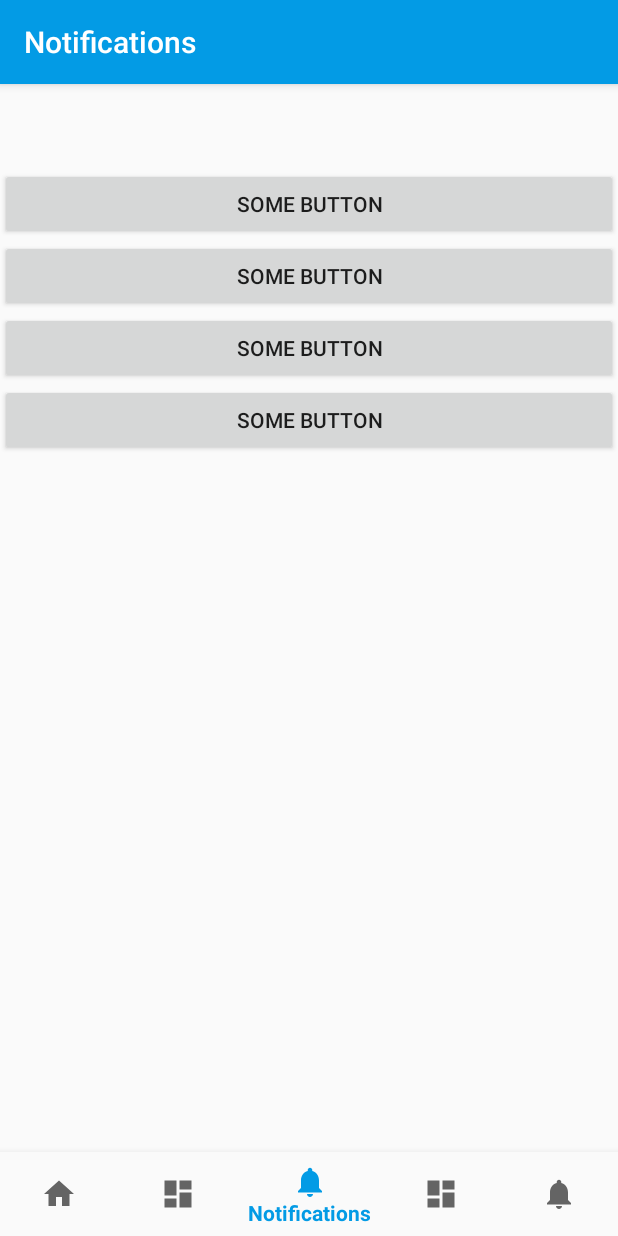
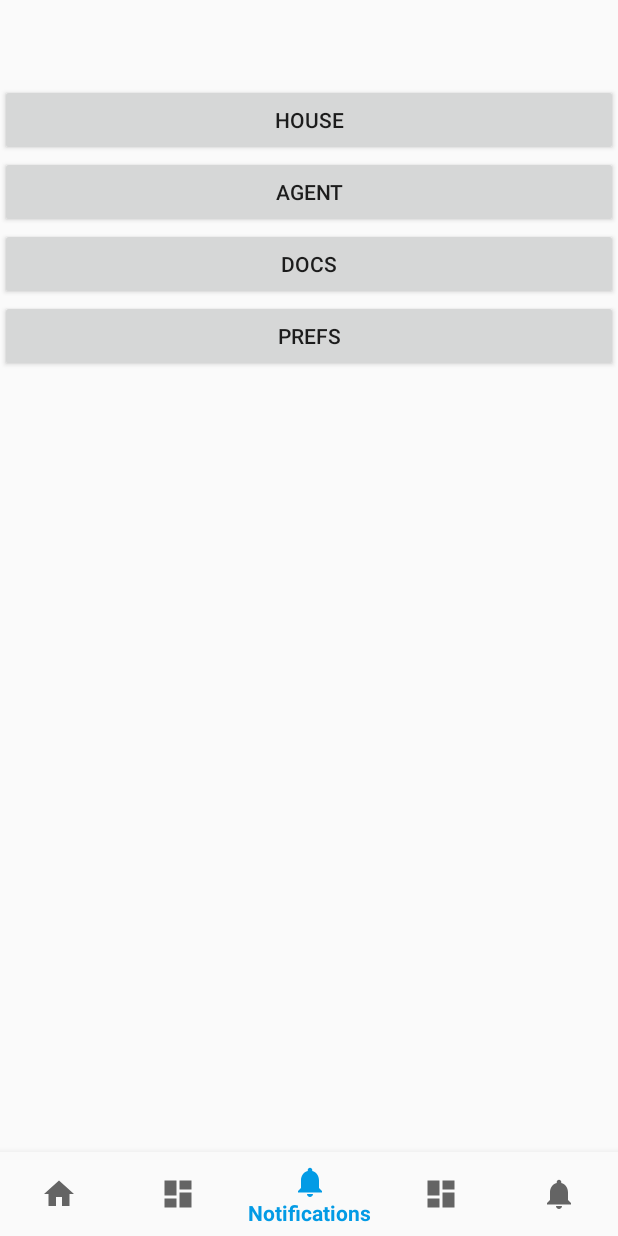
Before and after one commit to kochsj/Android_Realty, an Android app: the ProfileFragment screen opened through its navigation route, on a phone screen of 412 x 824 dp. Run offline under Robolectric (Android 15) with nearby library versions, the phone set to English and light mode, and no system bars; our stand-ins replace Firebase (no records; nobody signed in at launch, a user with empty details on screens opened directly), navigation-ui; plain views replace BottomNavigationViewEx.

Commit message:
remove action bar - pain in the ass

```diff
--- a/app/src/main/java/com/kochsj/realrealty/activities/EmailPasswordActivity.java
+++ b/app/src/main/java/com/kochsj/realrealty/activities/EmailPasswordActivity.java
@@ -48,7 +48,7 @@ public class EmailPasswordActivity extends BaseActivity implements View.OnClickL
                 R.id.navigation_home, R.id.navigation_favorites, R.id.navigation_profile, R.id.navigation_chat, R.id.navigation_more)
                 .build();
         NavController navController = Navigation.findNavController(this, R.id.nav_host_fragment);
-        NavigationUI.setupActionBarWithNavController(this, navController, appBarConfiguration);
+//        NavigationUI.setupActionBarWithNavController(this, navController, appBarConfiguration);
         NavigationUI.setupWithNavController(navView, navController);
     }
 
--- a/app/src/main/java/com/kochsj/realrealty/ui/profile/agent/AgentViewModel.java
+++ b/app/src/main/java/com/kochsj/realrealty/ui/profile/agent/AgentViewModel.java
@@ -9,7 +9,7 @@ public class AgentViewModel extends ViewModel {
 
     public AgentViewModel() {
         mText = new MutableLiveData<>();
-        mText.setValue("This is profile fragment");
+        mText.setValue("This is the Agent fragment");
     }
 
     public LiveData<String> getText() {
--- a/app/src/main/java/com/kochsj/realrealty/ui/profile/documents/DocumentsViewModel.java
+++ b/app/src/main/java/com/kochsj/realrealty/ui/profile/documents/DocumentsViewModel.java
@@ -9,7 +9,7 @@ public class DocumentsViewModel extends ViewModel {
 
     public DocumentsViewModel() {
         mText = new MutableLiveData<>();
-        mText.setValue("This is profile fragment");
+        mText.setValue("This is the Documents fragment");
     }
 
     public LiveData<String> getText() {
--- a/app/src/main/java/com/kochsj/realrealty/ui/profile/house/MyHouseViewModel.java
+++ b/app/src/main/java/com/kochsj/realrealty/ui/profile/house/MyHouseViewModel.java
@@ -9,7 +9,7 @@ public class MyHouseViewModel extends ViewModel {
 
     public MyHouseViewModel() {
         mText = new MutableLiveData<>();
-        mText.setValue("This is profile fragment");
+        mText.setValue("This is where you see info for your house");
     }
 
     public LiveData<String> getText() {
--- a/app/src/main/res/layout/activity_main.xml
+++ b/app/src/main/res/layout/activity_main.xml
@@ -4,7 +4,8 @@
     android:id="@+id/container"
     android:layout_width="match_parent"
     android:layout_height="match_parent"
-    android:paddingTop="?attr/actionBarSize">
+    android:paddingTop="?attr/actionBarSize"
+    android:theme="@style/AppTheme">
 
     <com.google.android.material.bottomnavigation.BottomNavigationView
         android:id="@+id/nav_view"
--- a/app/src/main/res/layout/fragment_profile.xml
+++ b/app/src/main/res/layout/fragment_profile.xml
@@ -30,22 +30,22 @@
             android:id="@+id/profile_house_button"
             android:layout_width="match_parent"
             android:layout_height="wrap_content"
-            android:text="some button" />
+            android:text="House" />
         <Button
             android:id="@+id/profile_agent_button"
             android:layout_width="match_parent"
             android:layout_height="wrap_content"
-            android:text="some button" />
+            android:text="Agent" />
         <Button
             android:id="@+id/profile_documents_button"
             android:layout_width="match_parent"
             android:layout_height="wrap_content"
-            android:text="some button" />
+            android:text="Docs" />
         <Button
             android:id="@+id/profile_preferences_button"
             android:layout_width="match_parent"
             android:layout_height="wrap_content"
-            android:text="some button" />
+            android:text="prefs" />
 
     </LinearLayout>
 
--- a/app/src/main/res/layout/fragment_profile_house.xml
+++ b/app/src/main/res/layout/fragment_profile_house.xml
@@ -19,4 +19,5 @@
         app:layout_constraintEnd_toEndOf="parent"
         app:layout_constraintStart_toStartOf="parent"
         app:layout_constraintTop_toTopOf="parent" />
+
 </androidx.constraintlayout.widget.ConstraintLayout>
--- a/app/src/main/res/navigation/nav_graph_main.xml
+++ b/app/src/main/res/navigation/nav_graph_main.xml
@@ -34,4 +34,47 @@
         android:name="com.kochsj.realrealty.ui.more.MoreFragment"
         android:label="@string/title_more"
         tools:layout="@layout/fragment_more" />
+
+    <fragment
+        android:id="@+id/navigation_profile_house"
+        android:name="com.kochsj.realrealty.ui.profile.house.MyHouseFragment"
+        android:label="@string/title_profile_house"
+        tools:layout="@layout/fragment_profile_house" >
+        <action
+            android:id="@+id/action_navigation_profile_house_to_navigation_profile"
+            app:destination="@id/navigation_profile"
+            app:popUpTo="@id/navigation_profile"
+            app:popUpToInclusive="false" />
+    </fragment>
+
+    <fragment
+        android:id="@+id/navigation_profile_agent"
+        android:name="com.kochsj.realrealty.ui.profile.agent.AgentFragment"
+        android:label="@string/title_profile_agent"
+        tools:layout="@layout/fragment_profile_agent" >
+        <action
+            android:id="@+id/action_navigation_profile_agent_to_navigation_profile"
+            app:destination="@id/navigation_profile" />
+    </fragment>
+
+    <fragment
+        android:id="@+id/navigation_profile_documents"
+        android:name="com.kochsj.realrealty.ui.profile.documents.DocumentsFragment"
+        android:label="@string/title_profile_documents"
+        tools:layout="@layout/fragment_profile_documents" >
+        <action
+            android:id="@+id/action_navigation_profile_documents_to_navigation_profile"
+            app:destination="@id/navigation_profile" />
+    </fragment>
+
+    <fragment
+        android:id="@+id/navigation_profile_preferences"
+        android:name="com.kochsj.realrealty.ui.profile.preferences.PreferencesFragment"
+        android:label="@string/title_profile_preferences"
+        tools:layout="@layout/fragment_profile_preferences" >
+        <action
+            android:id="@+id/action_navigation_profile_preferences_to_navigation_profile"
+            app:destination="@id/navigation_profile" />
+    </fragment>
+
 </navigation>
--- a/app/src/main/res/values/strings.xml
+++ b/app/src/main/res/values/strings.xml
@@ -22,6 +22,10 @@
     <string name="title_profile">Notifications</string>
     <string name="title_chat">Chat</string>
     <string name="title_more">More</string>
+    <string name="title_profile_house">My House</string>
+    <string name="title_profile_agent">My Agent</string>
+    <string name="title_profile_documents">My Documents</string>
+    <string name="title_profile_preferences">My Preferences</string>
 
     <string name="style_json">
   [
--- a/app/src/main/res/values/styles.xml
+++ b/app/src/main/res/values/styles.xml
@@ -1,8 +1,8 @@
 <resources>
 
     <!-- Base application theme. -->
-    <style name="AppTheme" parent="Theme.AppCompat.Light.DarkActionBar">
-<!--        <item name="windowActionBar">true</item>-->
+    <style name="AppTheme" parent="Theme.AppCompat.Light.NoActionBar">
+<!--        <item name="windowActionBar">false</item>-->
 <!--        <item name="windowNoTitle">false</item>-->
         <item name="colorPrimary">@color/colorPrimary</item>
         <item name="colorPrimaryDark">@color/colorPrimaryDark</item>
```
Also changed, not shown: app/src/main/java/com/kochsj/realrealty/ui/profile/ProfileFragment.java (+10 -4 lines), app/src/main/java/com/kochsj/realrealty/ui/profile/house/MyHouseFragment.java (+33 -0 lines), app/src/main/res/menu/menu_bottom_nav.xml (+20 -0 lines), app/src/main/res/menu/menu_profile_nav.xml (deleted, +0 -22 lines), app/src/main/res/navigation/nav_graph_profile.xml (deleted, +0 -32 lines).
